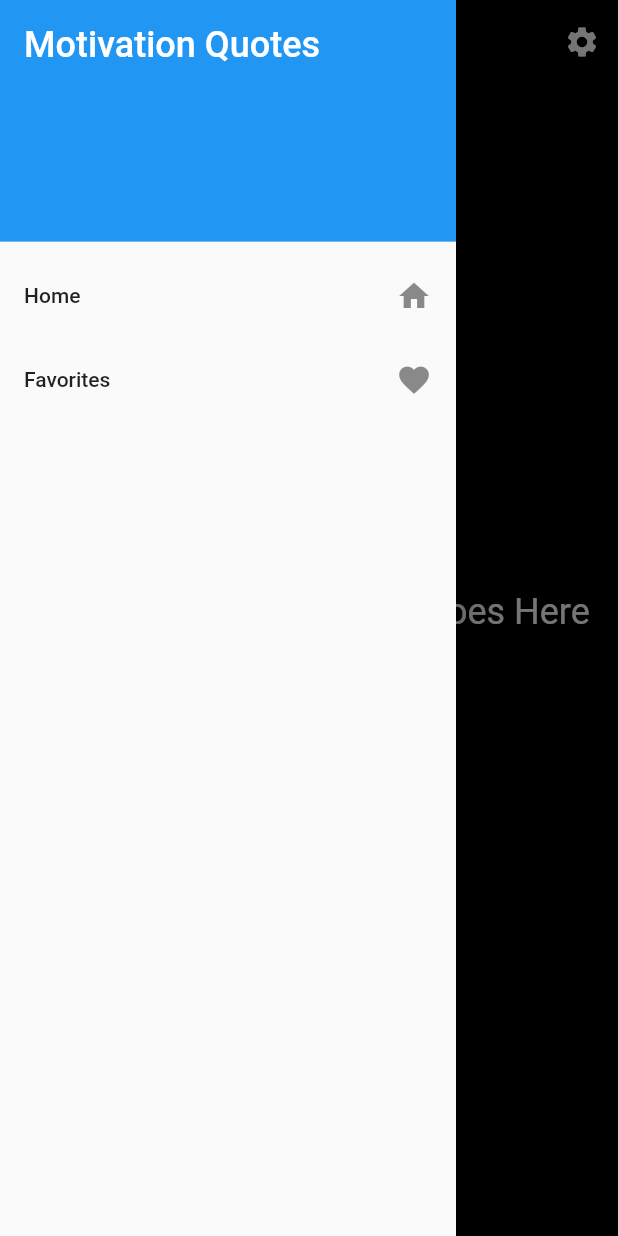
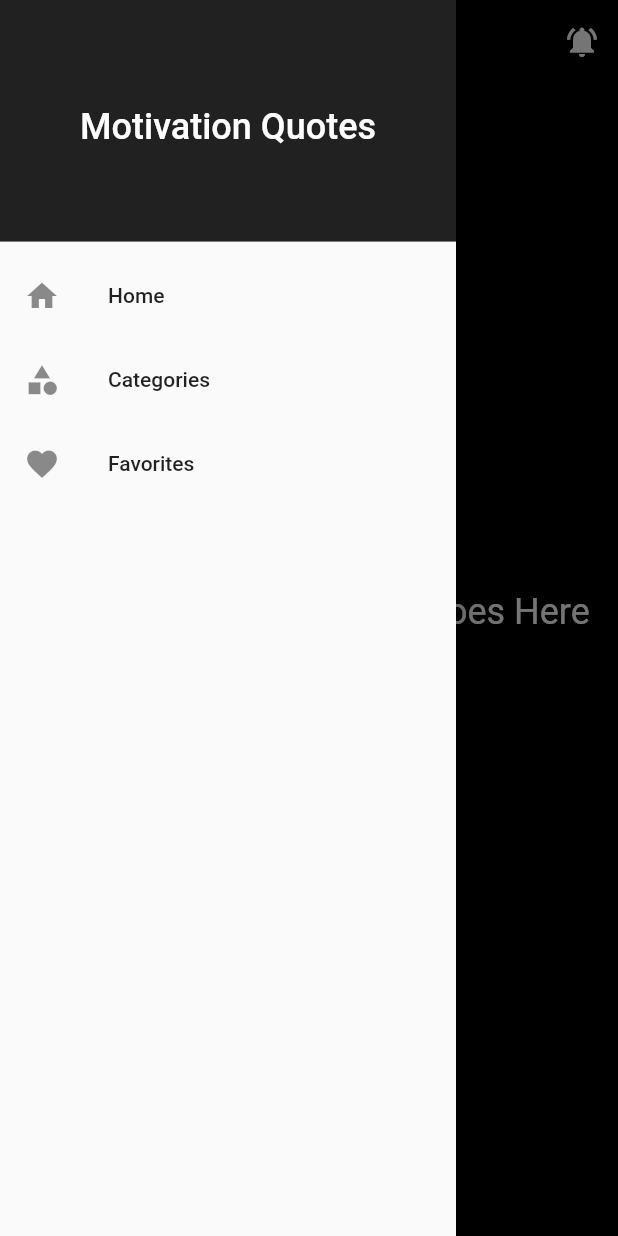
Before and after one commit to DevranAkat/QuotesAppFlutter, a Flutter app: the screen it shows after launch, after a tap on the "favorite outline" icon, after a tap on the "menu" icon, on a phone screen of 412 x 824 dp. Run offline on Flutter 3.47's test engine with Material 2 defaults, Android fonts, the phone set to English and light mode, and no system bars.

Commit message:
Added navigation and pages

```diff
--- a/lib/main.dart
+++ b/lib/main.dart
@@ -1,4 +1,7 @@
 import 'package:flutter/material.dart';
+import 'screens/categories_page.dart';
+import 'screens/favorites_page.dart';
+import 'screens/home_page.dart';
 
 void main() {
   runApp(const MyApp());
@@ -9,171 +12,15 @@ class MyApp extends StatelessWidget {
 
   @override
   Widget build(BuildContext context) {
-    return const MaterialApp(
+    return MaterialApp(
       debugShowCheckedModeBanner: false,
-      home: MyHomePage(),
+      home: const HomePage(),
+      routes: {
+        '/home': (context) => const HomePage(),
+        '/categories': (context) => const CategoriesPage(),
+        '/favorites': (context) => const FavoritesPage(),
+      },
+      initialRoute: '/home'
     );
   }
 }
-
-class MyHomePage extends StatefulWidget {
-  const MyHomePage({super.key});
-
-  @override
-  _MyHomePageState createState() => _MyHomePageState();
-}
-
-class _MyHomePageState extends State<MyHomePage> {
-  final GlobalKey<ScaffoldState> _scaffoldKey = GlobalKey<ScaffoldState>();
-  bool isLiked = false; // Track the liked state
-
-  void _openDrawer() {
-    _scaffoldKey.currentState?.openDrawer();
-  }
-
-  void _openSettingsPanel(BuildContext context) {
-    showModalBottomSheet(
-      context: context,
-      builder: (BuildContext context) {
-        // Create your settings panel content here
-        return Container(
-          padding: const EdgeInsets.all(16.0),
-          child: Column(
-            crossAxisAlignment: CrossAxisAlignment.start,
-            children: const [
-               Text(
-                'Settings',
-                style: TextStyle(
-                  fontSize: 24.0,
-                  fontWeight: FontWeight.bold,
-                ),
-              ),
-              // Add settings options here
-            ],
-          ),
-        );
-      },
-    );
-  }
-
-  void _toggleLike() {
-    setState(() {
-      isLiked = !isLiked; // Toggle the liked state
-    });
-  }
-
-  @override
-  Widget build(BuildContext context) {
-    return Scaffold(
-      backgroundColor: Colors.black, // Dark background color
-      key: _scaffoldKey,
-      appBar: AppBar(
-        backgroundColor: Colors.transparent,
-        elevation: 0, // Remove app bar shadow
-        leading: IconButton(
-          icon: const Icon(Icons.menu), // Menu button on the top left
-          onPressed: _openDrawer,
-        ),
-        actions: [
-          IconButton(
-            icon: const Icon(Icons.settings), // Settings button on the top right
-            onPressed: () {
-              _openSettingsPanel(context); // Open settings panel
-            },
-          ),
-        ],
-      ),
-      drawer: Drawer(
-        // Your left menu content goes here
-        child: ListView(
-          padding: EdgeInsets.zero,
-          children: [
-            const DrawerHeader(
-              decoration: BoxDecoration(
-                color: Colors.blue, // Customize header color
-              ),
-              child: Text(
-                'Motivation Quotes',
-                style: TextStyle(
-                  color: Colors.white, // Text color
-                  fontSize: 24.0,
-                ),
-              ),
-            ),
-            ListTile(
-              title: const Text('Home'),
-              trailing: const Icon(Icons.home),
-              onTap: () {
-                // Add logic for handling menu item 1
-              },
-            ),
-            ListTile(
-              title: const Text('Favorites'),
-              trailing: const Icon(Icons.favorite),
-              onTap: () {
-                // Add logic for handling menu item 2
-              },
-            ),
-            // Add more menu items as needed
-          ],
-        ),
-      ),
-      body: Center(
-        child: Column(
-          mainAxisAlignment: MainAxisAlignment.center,
-          children: [
-            const SizedBox(height: 20.0), // Space to move quote up
-            const Text(
-              "Your Motivational Quote Goes Here",
-              style: TextStyle(
-                color: Colors.white, // Text color
-                fontSize: 24.0, // Adjust font size as needed
-              ),
-              textAlign: TextAlign.center,
-            ),
-            const SizedBox(height: 20.0), // Space between quote and buttons
-            Row(
-              mainAxisAlignment: MainAxisAlignment.center,
-              children: [
-                Column(
-                  children: [
-                    IconButton(
-                      icon: Icon(
-                        isLiked ? Icons.favorite : Icons.favorite_border,
-                        color: isLiked ? Colors.red : Colors.white,
-                      ), // Heart-shaped like button
-                      onPressed: _toggleLike,
-                    ),
-                    const Text(
-                      'Like', // Text under the like button
-                      style:  TextStyle(
-                        color: Colors.white,
-                      ),
-                    ),
-                  ],
-                ),
-                const SizedBox(width: 20.0), // Space between buttons
-                Column(
-                  children: [
-                    IconButton(
-                      icon: const Icon(Icons.share, color: Colors.white), // Share button
-                      onPressed: () {
-                        // Add logic for sharing the quote
-                      },
-                    ),
-                    const Text(
-                      'Share', // Text under the share button
-                      style: TextStyle(
-                        color: Colors.white,
-                      ),
-                    ),
-                  ],
-                ),
-              ],
-            ),
-          ],
-        ),
-      ),
-    );
-  }
-}
--- /dev/null
+++ b/lib/screens/categories_page.dart
@@ -0,0 +1,20 @@
+import 'package:flutter/material.dart';
+import 'package:motivation/widgets/left_menu.dart';
+
+class CategoriesPage extends StatelessWidget {
+  const CategoriesPage({super.key});
+
+  @override
+  Widget build(BuildContext context) {
+    return Scaffold(
+      backgroundColor: Colors.black,
+      appBar: AppBar(
+        elevation: 0,
+      ),
+      body: const Center(
+        child: Text('This is the Categories Page.'),
+      ),
+      drawer: const LeftMenu(),
+    );
+  }
+}
--- /dev/null
+++ b/lib/screens/favorites_page.dart
@@ -0,0 +1,19 @@
+import 'package:flutter/material.dart';
+import 'package:motivation/widgets/left_menu.dart';
+
+class FavoritesPage extends StatelessWidget {
+  const FavoritesPage({super.key});
+
+  @override
+  Widget build(BuildContext context) {
+    return Scaffold(
+      appBar: AppBar(
+        title: const Text('Favorites Page'),
+      ),
+      body: const Center(
+        child: Text('This is the Favorites Page.'),
+      ),
+      drawer: const LeftMenu(),
+    );
+  }
+}
--- /dev/null
+++ b/lib/screens/home_page.dart
@@ -0,0 +1,130 @@
+import 'package:flutter/material.dart';
+import 'package:motivation/widgets/left_menu.dart';
+
+class HomePage extends StatefulWidget {
+  const HomePage({super.key});
+
+  @override
+  _HomePageState createState() => _HomePageState();
+}
+
+class _HomePageState extends State<HomePage> {
+  final GlobalKey<ScaffoldState> _scaffoldKey = GlobalKey<ScaffoldState>();
+  bool isLiked = false; // Track the liked state
+
+  void _openDrawer() {
+    _scaffoldKey.currentState?.openDrawer();
+  }
+
+  void _openSettingsPanel(BuildContext context) {
+    showModalBottomSheet(
+      context: context,
+      builder: (BuildContext context) {
+        // Create your settings panel content here
+        return Container(
+          padding: const EdgeInsets.all(16.0),
+          child: Column(
+            crossAxisAlignment: CrossAxisAlignment.start,
+            children: const [
+               Text(
+                'Settings',
+                style: TextStyle(
+                  fontSize: 24.0,
+                  fontWeight: FontWeight.bold,
+                ),
+              ),
+              // Add settings options here
+            ],
+          ),
+        );
+      },
+    );
+  }
+
+  void _toggleLike() {
+    setState(() {
+      isLiked = !isLiked; // Toggle the liked state
+    });
+  }
+
+  @override
+  Widget build(BuildContext context) {
+    return Scaffold(
+      backgroundColor: Colors.black, // Dark background color
+      key: _scaffoldKey,
+      appBar: AppBar(
+        backgroundColor: Colors.transparent,
+        elevation: 0,
+        leading: IconButton(
+          icon: const Icon(Icons.menu),
+          onPressed: _openDrawer,
+        ),
+        actions: [
+          IconButton(
+            icon: const Icon(Icons.notifications_active),
+            onPressed: () {
+              _openSettingsPanel(context);
+            },
+          ),
+        ],
+      ),
+      drawer: const LeftMenu(),
+      body: Center(
+        child: Column(
+          mainAxisAlignment: MainAxisAlignment.center,
+          children: [
+            const SizedBox(height: 20.0), // Space to move quote up
+            const Text(
+              "Your Motivational Quote Goes Here",
+              style: TextStyle(
+                color: Colors.white, // Text color
+                fontSize: 24.0, // Adjust font size as needed
+              ),
+              textAlign: TextAlign.center,
+            ),
+            const SizedBox(height: 20.0), // Space between quote and buttons
+            Row(
+              mainAxisAlignment: MainAxisAlignment.center,
+              children: [
+                Column(
+                  children: [
+                    IconButton(
+                      icon: Icon(
+                        isLiked ? Icons.favorite : Icons.favorite_border,
+                        color: isLiked ? Colors.red : Colors.white,
+                      ), // Heart-shaped like button
+                      onPressed:  _toggleLike,
+                    ),
+                    const Text(
+                      'Like', // Text under the like button
+                      style:  TextStyle(
+                        color: Colors.white,
+                      ),
+                    ),
+                  ],
+                ),
+                const SizedBox(width: 20.0), // Space between buttons
+                Column(
+                  children: [
+                    IconButton(
+                      icon: const Icon(Icons.share, color: Colors.white), // Share button
+                      onPressed: () {
+                        // Add logic for sharing the quote
+                      },
+                    ),
+                    const Text(
+                      'Share', // Text under the share button
+                      style: TextStyle(
+                        color: Colors.white,
+                      ),
+                    ),
+                  ],
+                ),
+              ],
+            ),
+          ],
+        ),
+      ),
+    );
+  }
+}
--- /dev/null
+++ b/lib/widgets/left_menu.dart
@@ -0,0 +1,53 @@
+import 'package:flutter/material.dart';
+
+class LeftMenu extends StatelessWidget {
+  const LeftMenu({super.key});
+
+  @override
+  Widget build(BuildContext context) {
+    return Drawer(
+      // Your left menu content goes here
+      child: ListView(
+        padding: EdgeInsets.zero,
+        children: [
+          const DrawerHeader(
+            decoration: BoxDecoration(
+              color: Colors.black87, // Customize header color
+            ),
+            child: Center(
+              child: Text(
+                'Motivation Quotes',
+                style: TextStyle(
+                  color: Colors.white, // Text color
+                  fontSize: 24.0,
+                ),
+              ),
+            ),
+          ),
+          ListTile(
+            title: const Text('Home'),
+            leading: const Icon(Icons.home),
+            onTap: () {
+                Navigator.of(context).pushNamedAndRemoveUntil('/home', (route) => false);
+            },
+          ),
+          ListTile(
+            title: const Text('Categories'),
+            leading: const Icon(Icons.category),
+            onTap: () {
+                Navigator.of(context).pushNamedAndRemoveUntil('/categories', (route) => false);
+            },
+          ),
+          ListTile(
+            title: const Text('Favorites'),
+            leading: const Icon(Icons.favorite),
+            onTap: () {
+              Navigator.of(context).pushNamed('/favorites');
+            },
+          ),
+          // Add more menu items as needed
+        ],
+      ),
+    );
+  }
+}
```
